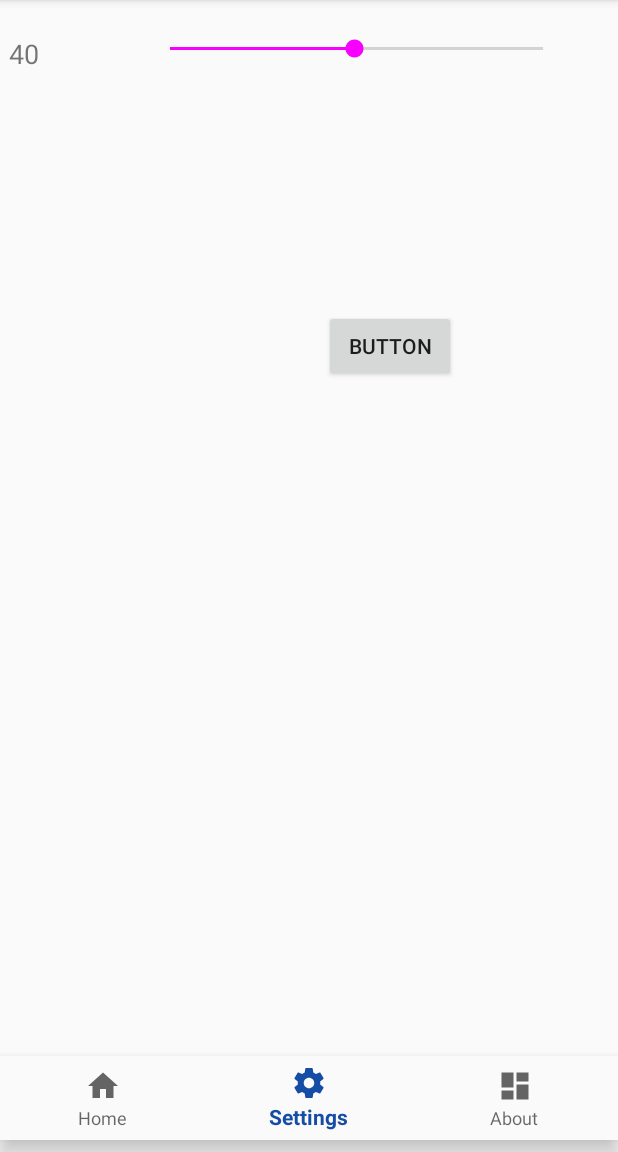
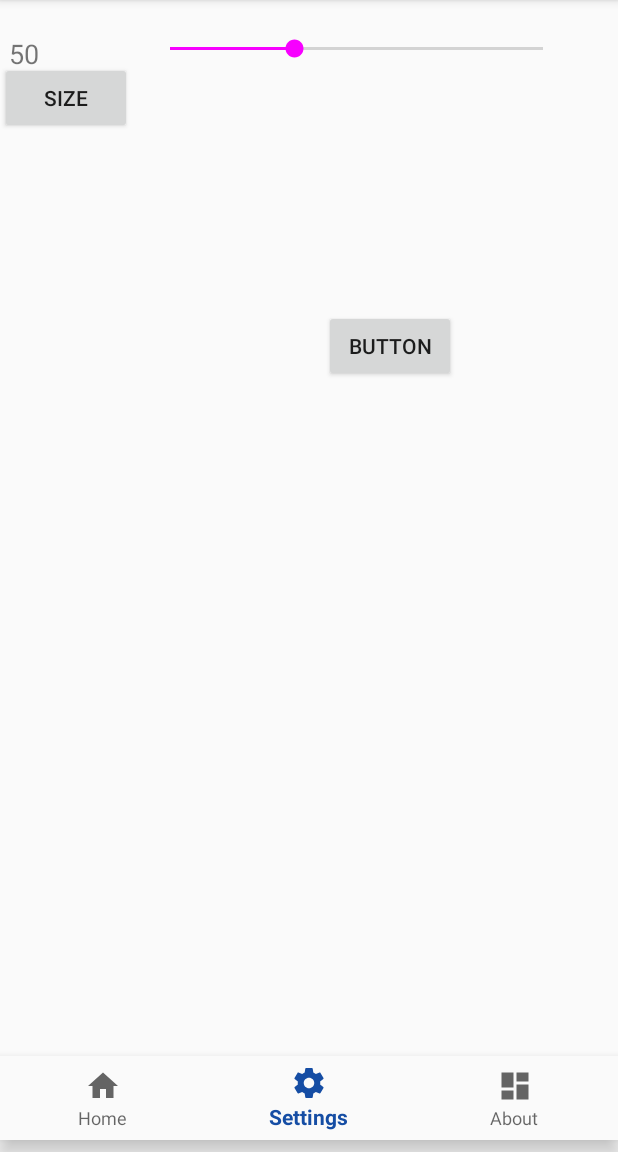
Before and after one commit to Pandomia/AcceleroSound, an Android app: the screen it shows after launch (MainActivity), item 2 of the bottom bar chosen, on a phone screen of 412 x 824 dp, the part 84-1236 px from its top. Run offline under Robolectric (Android 15) with nearby library versions, the phone set to English and light mode, and no system bars; our stand-ins replace androidx.preference; libraries missing offline, so code that uses them is left out: yuku.ambilwarna.

Commit message:
Implement interface Settings, Adding Preferences (in progress)

```diff
--- a/app/build.gradle
+++ b/app/build.gradle
@@ -21,6 +21,7 @@ android {
 dependencies {
     implementation fileTree(dir: 'libs', include: ['*.jar'])
     implementation 'com.android.support:appcompat-v7:28.0.0'
+    implementation 'com.android.support:preference-v7:28.0.0'
     implementation 'com.github.yukuku:ambilwarna:2.0.1'
 
     implementation 'com.android.support.constraint:constraint-layout:1.1.3'
--- a/app/src/main/java/project/testcompany/com/AcceleroSound/AnimatedView.java
+++ b/app/src/main/java/project/testcompany/com/AcceleroSound/AnimatedView.java
@@ -13,9 +13,20 @@ import android.view.View;
 
 import java.util.Random;
 
-class AnimatedView extends View {
+class AnimatedView extends View implements SettingsFragment.Settings{
 
-    private static final int CIRCLE_RADIUS = 50; //pixels, grootte van cirkel
+    /*int isize;
+
+    public int getIsize() {
+        return isize;
+    }
+
+    public void setIsize() {
+
+        this.isize = SettingsFragment.Settings.isize;
+    }*/
+
+    int CIRCLE_RADIUS = SettingsFragment.Settings.isize; //50; //pixels, grootte van cirkel
 
     private Paint mPaint;
     private Paint LinePaint;
@@ -23,12 +34,20 @@ class AnimatedView extends View {
     private int y; //y location of the ball
     private int viewWidth;
     private int viewHeight;
-    private int color = Color.RED;
+    private int color = SettingsFragment.Settings.icolor;//Color.RED;
     private boolean Start = false;
     public MediaPlayer ring;
     public MediaPlayer DeathSound;
 
     private Random rnd = new Random();
+/*
+    public int getColor() {
+        return color;
+    }
+
+    public void setColor(int color) {
+        this.color = color;
+    }*/
 
     public AnimatedView(Context context) {
         super(context);
@@ -43,6 +62,8 @@ class AnimatedView extends View {
 
 
     }
+
+
 
 
     public void ResetBall()
--- a/app/src/main/java/project/testcompany/com/AcceleroSound/MainActivity.java
+++ b/app/src/main/java/project/testcompany/com/AcceleroSound/MainActivity.java
@@ -105,6 +105,8 @@ public class MainActivity extends AppCompatActivity implements SensorEventListen
         }*/
         //View veranderen naar animated
         //setContentView(mAnimatedView);
+
+        //SettingsFragment sharedpref = android.support.v7.preference.Preference
 
     }
 
--- a/app/src/main/java/project/testcompany/com/AcceleroSound/SettingsFragment.java
+++ b/app/src/main/java/project/testcompany/com/AcceleroSound/SettingsFragment.java
@@ -1,5 +1,7 @@
 package project.testcompany.com.AcceleroSound;
 
+import android.annotation.SuppressLint;
+import android.graphics.Color;
 import android.os.Bundle;
 import android.support.annotation.NonNull;
 import android.support.annotation.Nullable;
@@ -7,6 +9,8 @@ import android.support.constraint.ConstraintLayout;
 import android.support.v4.app.Fragment;
 import android.support.v4.app.FragmentActivity;
 import android.support.v4.content.ContextCompat;
+import android.support.v7.preference.PreferenceFragmentCompat;
+import android.util.Log;
 import android.view.LayoutInflater;
 import android.view.View;
 import android.view.ViewGroup;
@@ -20,19 +24,50 @@ import org.w3c.dom.Text;
 import project.testcompany.com.test1.R;
 import yuku.ambilwarna.AmbilWarnaDialog;
 
-public class SettingsFragment extends Fragment{
+
+public class SettingsFragment extends PreferenceFragmentCompat {
     TextView textView;
     SeekBar seekBar;
+    private Context context;
 
-    int min = 0, max = 80, current = 40;
+    static int min = 50, max = 200, current = 50;
+
+    static int size = current;
+
+    static int color = Color.BLUE;
 
     ConstraintLayout mLayout;
     int mDefaultColor;
     Button ButtonColor;
 
+
+
+    // AnimatedView lol = new AnimatedView();
+    //lol.
+    public interface Settings{
+        int isize = size;
+        int icolor = color;
+   }
+/*
+    @SuppressLint("ValidFragment")
+    public SettingsFragment (Context context){
+        this.context = context;
+    }
+
+    AnimatedView roll = new AnimatedView(context);
+
+    roll.*/
+
     @Override
     public void onCreate(@Nullable Bundle savedInstanceState) {
         super.onCreate(savedInstanceState);
+
+    }
+
+    @Override
+    public void onCreatePreferences(Bundle bundle, String s) {
+        //setPreferencesFromResource(R.xml.preferences, s);
+
 
     }
 
@@ -41,10 +76,36 @@ public class SettingsFragment extends Fragment{
     public View onCreateView(@NonNull LayoutInflater inflater, @Nullable ViewGroup container, @Nullable Bundle savedInstanceState) {
 
         View view =  inflater.inflate(R.layout.fragment_settings,container,false);
+
+
+       Button btn1 = (Button) view.findViewById(R.id.Size_Picker);
+        btn1.setOnClickListener(new View.OnClickListener() {
+            @Override
+            public void onClick(View v) {
+                size = current;
+                Log.e("current",(String.valueOf(current)));
+                Log.e("size",(String.valueOf(size)));
+
+
+            }
+        });
+       /*{
+            @Override
+            public void onClick(View view){
+                size = current;
+            }
+        }
+        public void onClickBtn_Size(View view) {
+            size = current;
+        }
+        */
+
         /*SeekBar seekBar = (SeekBar) view.findViewById(R.id.seekBar);
         textview = (TextView) view.findViewById(R.id.seektext);
 
         seekBar.setOnSeekBarChangeListener(this);*/
+
+
 
 
        /* mLayout = view.findViewById(R.id.Layout);
@@ -84,7 +145,10 @@ public class SettingsFragment extends Fragment{
             public void onStopTrackingTouch(SeekBar seekBar) {
 
             }
+
+
         });
+
 
 
 
@@ -92,4 +156,7 @@ public class SettingsFragment extends Fragment{
 
     }
 
+
+
+
 }
--- a/app/src/main/res/layout/fragment_settings.xml
+++ b/app/src/main/res/layout/fragment_settings.xml
@@ -26,9 +26,15 @@
         android:layout_marginTop="23dp"
         android:layout_marginEnd="34dp"
         android:layout_toEndOf="@+id/seektext"
-        android:max="10"
-        android:min="1"
-        android:progress="5" />
+         />
+    <Button
+        android:id="@+id/Size_Picker"
+        android:layout_width="wrap_content"
+        android:layout_height="wrap_content"
+        android:layout_below="@+id/seekBar"
+        android:layout_alignParentStart="true"
+        android:onClick="onClickBtn_Size"
+        android:text="Size" />
 
     <Button
         android:id="@+id/Color_Picker"
--- a/app/src/main/res/values-v21/styles.xml
+++ b/app/src/main/res/values-v21/styles.xml
@@ -5,6 +5,8 @@
         <item name="windowActionBar">false</item>
         <item name="windowNoTitle">true</item>
         <item name="android:statusBarColor">@android:color/transparent</item>
+        <item name="preferenceTheme">@style/PreferenceThemeOverlay</item>
+
     </style>
 
 </resources>
--- a/app/src/main/res/values/styles.xml
+++ b/app/src/main/res/values/styles.xml
@@ -6,6 +6,8 @@
         <item name="colorPrimary">@color/colorPrimary</item>
         <item name="colorPrimaryDark">@color/colorPrimaryDark</item>
         <item name="colorAccent">@color/colorAccent</item>
+        <item name="preferenceTheme">@style/PreferenceThemeOverlay</item>
+
     </style>
 
     <style name = "AppTheme.NoActionBar">
--- /dev/null
+++ b/app/src/main/res/xml/preferences.xml
@@ -0,0 +1,4 @@
+<?xml version="1.0" encoding="utf-8"?>
+<android.support.v7.preference.SwitchPreferenceCompat
+
+     />
```
